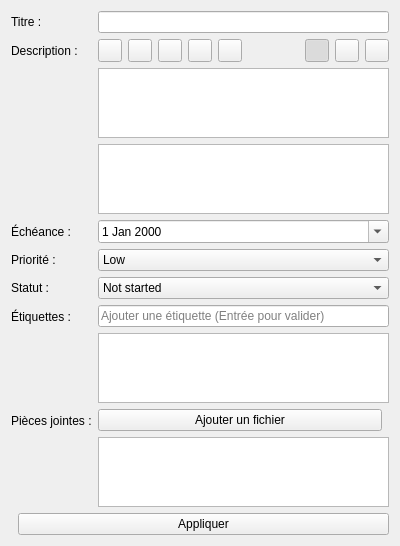
This is taskdetailwidget.ui in Big-Ouden/ToDoApp as Qt 5 draws it before an edit. The edited form follows.
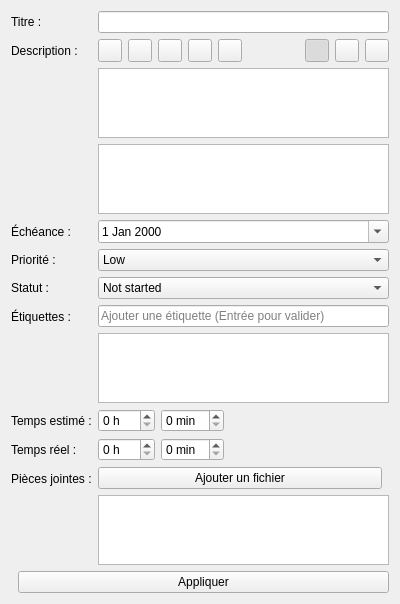
This is the edited form. Icons and pictures are not drawn.

```diff
--- a/taskdetailwidget.ui
+++ b/taskdetailwidget.ui
@@ -261,13 +261,115 @@
      </item>
 
      <item row="6" column="0">
+      <widget class="QLabel" name="labelEstimatedTime">
+       <property name="text">
+        <string>Temps estimé :</string>
+       </property>
+      </widget>
+     </item>
+     <item row="6" column="1">
+      <layout class="QHBoxLayout" name="estimatedTimeLayout">
+       <item>
+        <widget class="QSpinBox" name="estimatedHoursSpinBox">
+         <property name="suffix">
+          <string> h</string>
+         </property>
+         <property name="minimum">
+          <number>0</number>
+         </property>
+         <property name="maximum">
+          <number>999</number>
+         </property>
+        </widget>
+       </item>
+       <item>
+        <widget class="QSpinBox" name="estimatedMinutesSpinBox">
+         <property name="suffix">
+          <string> min</string>
+         </property>
+         <property name="minimum">
+          <number>0</number>
+         </property>
+         <property name="maximum">
+          <number>59</number>
+         </property>
+        </widget>
+       </item>
+       <item>
+        <spacer name="estimatedTimeSpacer">
+         <property name="orientation">
+          <enum>Qt::Horizontal</enum>
+         </property>
+         <property name="sizeHint" stdset="0">
+          <size>
+           <width>40</width>
+           <height>20</height>
+          </size>
+         </property>
+        </spacer>
+       </item>
+      </layout>
+     </item>
+
+     <item row="7" column="0">
+      <widget class="QLabel" name="labelActualTime">
+       <property name="text">
+        <string>Temps réel :</string>
+       </property>
+      </widget>
+     </item>
+     <item row="7" column="1">
+      <layout class="QHBoxLayout" name="actualTimeLayout">
+       <item>
+        <widget class="QSpinBox" name="actualHoursSpinBox">
+         <property name="suffix">
+          <string> h</string>
+         </property>
+         <property name="minimum">
+          <number>0</number>
+         </property>
+         <property name="maximum">
+          <number>999</number>
+         </property>
+        </widget>
+       </item>
+       <item>
+        <widget class="QSpinBox" name="actualMinutesSpinBox">
+         <property name="suffix">
+          <string> min</string>
+         </property>
+         <property name="minimum">
+          <number>0</number>
+         </property>
+         <property name="maximum">
+          <number>59</number>
+         </property>
+        </widget>
+       </item>
+       <item>
+        <spacer name="actualTimeSpacer">
+         <property name="orientation">
+          <enum>Qt::Horizontal</enum>
+         </property>
+         <property name="sizeHint" stdset="0">
+          <size>
+           <width>40</width>
+           <height>20</height>
+          </size>
+         </property>
+        </spacer>
+       </item>
+      </layout>
+     </item>
+
+     <item row="8" column="0">
       <widget class="QLabel" name="labelAttachments">
        <property name="text">
         <string>Pièces jointes :</string>
        </property>
       </widget>
      </item>
-     <item row="6" column="1">
+     <item row="8" column="1">
       <layout class="QVBoxLayout" name="attachmentsLayout">
        <item>
         <layout class="QHBoxLayout" name="attachmentsButtonsLayout">
```
